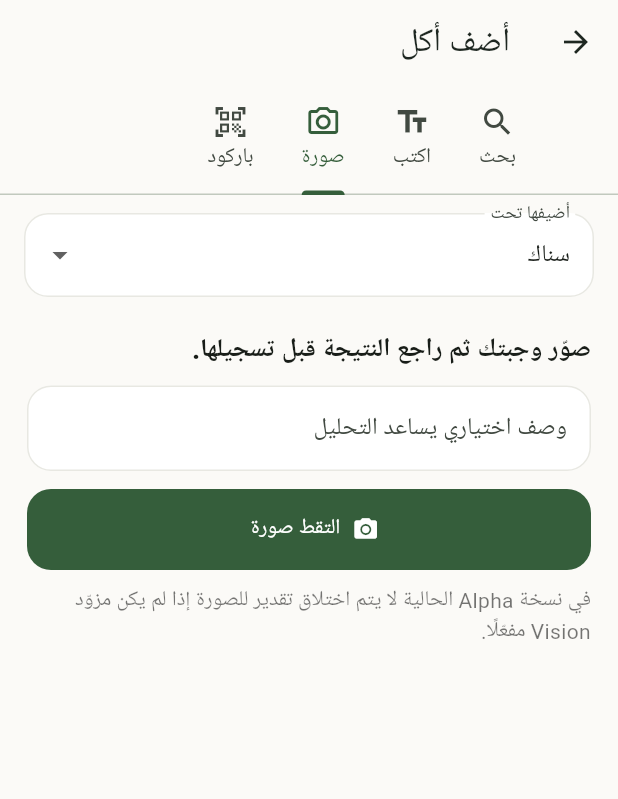
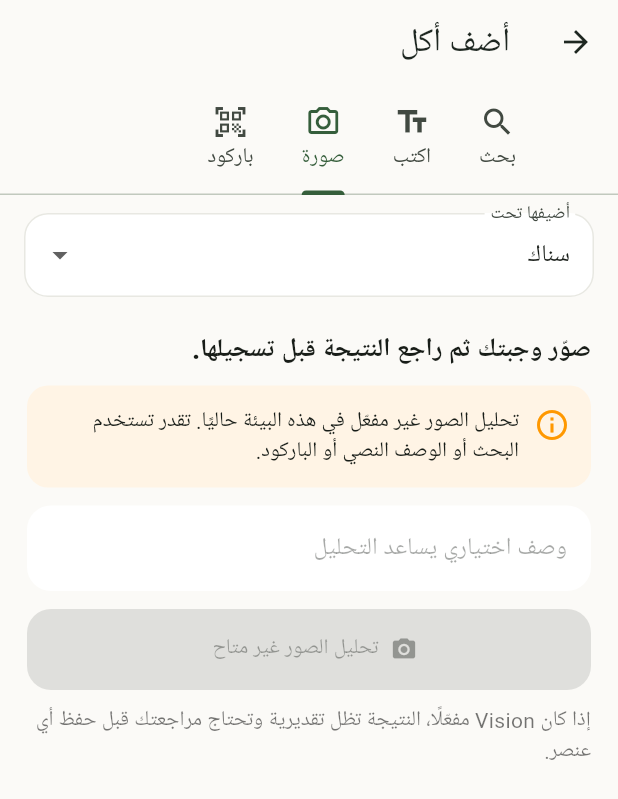
Before and after one commit to elr7aal/wazen-app, a Flutter app: the AddFoodScreen screen opened directly, tab 3 chosen, on a phone screen of 412 x 824 dp. Shown: the top 799 px of the screen. Run offline on Flutter 3.47's test engine with Material 3 defaults, Android fonts, the phone set to English and light mode, and no system bars; our stand-ins replace flutter_secure_storage, image_picker, shared_preferences, speech_to_text; missing offline and left inert: mobile_scanner; accounts and stored records are empty; network calls fail.

Commit message:
v62 make image logging capability-aware

```diff
--- a/mobile/lib/screens/add_food_screen.dart
+++ b/mobile/lib/screens/add_food_screen.dart
@@ -25,6 +25,8 @@ class _AddFoodScreenState extends State<AddFoodScreen> with SingleTickerProvider
   final maxPrice=TextEditingController();
   final stt.SpeechToText speech=stt.SpeechToText();
   bool listening=false;
+  bool visionAvailable=false;
+  bool visionCapabilityLoading=true;
   Map<String,dynamic>? visionResult;
   String meal='SNACK';
   bool loading=false;
@@ -35,7 +37,26 @@ class _AddFoodScreenState extends State<AddFoodScreen> with SingleTickerProvider
 
   static const meals={'BREAKFAST':'فطور','LUNCH':'غداء','DINNER':'عشاء','SNACK':'سناك'};
 
-  @override void initState(){super.initState();tabs=TabController(length:4,vsync:this);}
+  @override
+  void initState(){
+    super.initState();
+    tabs=TabController(length:4,vsync:this);
+    _loadCapabilities();
+  }
+
+  Future<void> _loadCapabilities() async{
+    try{
+      final data=await WazenApi.instance.capabilities();
+      final vision=data['vision'];
+      if(mounted)setState((){
+        visionAvailable=vision is Map && vision['available']==true;
+      });
+    }catch(_){
+      if(mounted)setState(()=>visionAvailable=false);
+    }finally{
+      if(mounted)setState(()=>visionCapabilityLoading=false);
+    }
+  }
   @override void dispose(){tabs.dispose();search.dispose();natural.dispose();caption.dispose();maxCalories.dispose();minProtein.dispose();maxSodium.dispose();maxPrice.dispose();super.dispose();}
 
   Future<void> showResults(List<FoodDetail> x,String msg)async{
@@ -101,6 +122,10 @@ class _AddFoodScreenState extends State<AddFoodScreen> with SingleTickerProvider
   }
 
   Future<void> pickImage()async{
+    if(!visionAvailable){
+      if(mounted)setState(()=>message='تحليل الصور غير مفعّل حاليًا. استخدم البحث أو النص أو الباركود.');
+      return;
+    }
     final file=await ImagePicker().pickImage(source:ImageSource.camera,imageQuality:70,maxWidth:1600);
     if(file==null)return;
     setState(()=>loading=true);
@@ -213,11 +238,41 @@ class _AddFoodScreenState extends State<AddFoodScreen> with SingleTickerProvider
         ListView(padding:const EdgeInsets.all(18),children:[
           const Text('صوّر وجبتك ثم راجع النتيجة قبل تسجيلها.',style:TextStyle(fontSize:17,fontWeight:FontWeight.w800)),
           const SizedBox(height:12),
-          TextField(controller:caption,decoration:const InputDecoration(labelText:'وصف اختياري يساعد التحليل',hintText:'مثال: زنجر من KFC')),
+          if(visionCapabilityLoading)
+            const LinearProgressIndicator(minHeight:2)
+          else if(!visionAvailable)
+            Container(
+              padding:const EdgeInsets.all(14),
+              decoration:BoxDecoration(
+                color:const Color(0xFFFFF4E5),
+                borderRadius:BorderRadius.circular(14),
+              ),
+              child:const Row(crossAxisAlignment:CrossAxisAlignment.start,children:[
+                Icon(Icons.info_outline,color:Colors.orange),
+                SizedBox(width:10),
+                Expanded(child:Text(
+                  'تحليل الصور غير مفعّل في هذه البيئة حاليًا. تقدر تستخدم البحث أو الوصف النصي أو الباركود.',
+                  style:TextStyle(height:1.4),
+                )),
+              ]),
+            ),
           const SizedBox(height:12),
-          FilledButton.icon(onPressed:pickImage,icon:const Icon(Icons.camera_alt),label:const Text('التقط صورة')),
+          TextField(
+            controller:caption,
+            enabled:visionAvailable,
+            decoration:const InputDecoration(labelText:'وصف اختياري يساعد التحليل',hintText:'مثال: زنجر من KFC'),
+          ),
+          const SizedBox(height:12),
+          FilledButton.icon(
+            onPressed:visionAvailable&&!loading?pickImage:null,
+            icon:const Icon(Icons.camera_alt),
+            label:Text(visionAvailable?'التقط صورة':'تحليل الصور غير متاح'),
+          ),
           const SizedBox(height:10),
-          const Text('في نسخة Alpha الحالية لا يتم اختلاق تقدير للصورة إذا لم يكن مزوّد Vision مفعّلًا.',style:TextStyle(color:Colors.black54)),
+          const Text(
+            'إذا كان Vision مفعّلًا، النتيجة تظل تقديرية وتحتاج مراجعتك قبل حفظ أي عنصر.',
+            style:TextStyle(color:Colors.black54),
+          ),
         ]),
         ListView(padding:const EdgeInsets.all(18),children:[
           const Text('امسح باركود المنتج لمطابقته مع قاعدة السوبرماركت.',style:TextStyle(fontSize:17,fontWeight:FontWeight.w800)),
```
